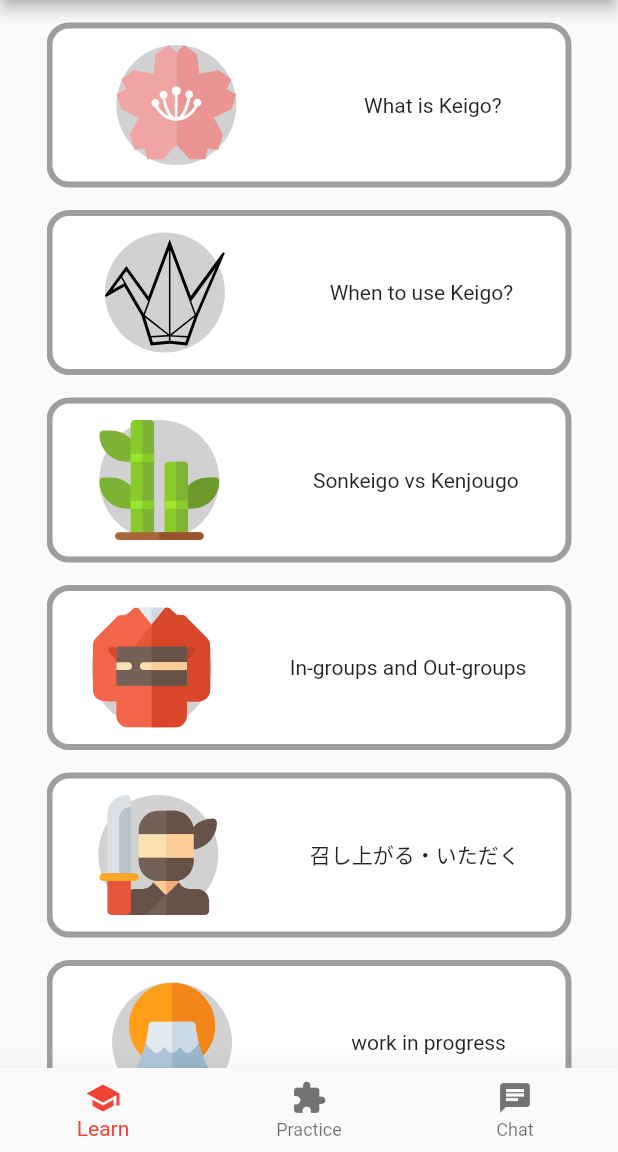
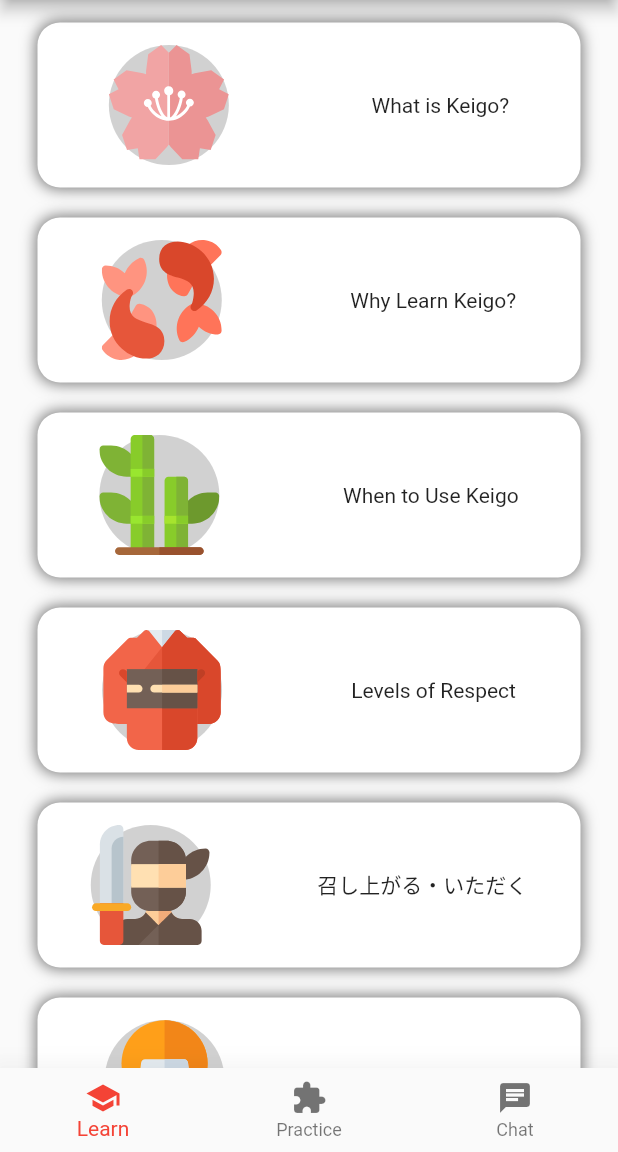
Before and after one commit to emcd-123/EdTech, a Flutter app: the screen it shows after launch, on a phone screen of 412 x 824 dp, the part 84-1236 px from its top. Run offline on Flutter 3.47's test engine with Material 2 defaults, Android fonts, the light colour scheme and no system bars; our stand-ins replace flutter_svg, go_router.

Commit message:
progress on project, added work in progress template and some lesson templates

```diff
--- a/flutter_bottom_nav_bar_test/lib/pages/learn.dart
+++ b/flutter_bottom_nav_bar_test/lib/pages/learn.dart
@@ -37,13 +37,13 @@ class _LearnScreenState extends State<LearnScreen> {
 
   SizedBox _lessonsButtons() {
     return SizedBox(
-      width: 350,
       child: ListView.separated(
-        padding: const EdgeInsets.only(top: 15),
+        padding:
+            const EdgeInsets.only(top: 15, bottom: 15, left: 25, right: 25),
         itemCount: lessons.length,
         scrollDirection: Axis.vertical,
         separatorBuilder: (context, index) => const SizedBox(
-          height: 15,
+          height: 20,
         ),
         itemBuilder: (context, index) {
           return GestureDetector(
@@ -54,8 +54,15 @@ class _LearnScreenState extends State<LearnScreen> {
               height: 110,
               decoration: BoxDecoration(
                 color: Colors.white,
+                boxShadow: [
+                  BoxShadow(
+                    color: Colors.grey.shade600,
+                    spreadRadius: 1,
+                    blurRadius: 8,
+                  ),
+                ],
                 borderRadius: BorderRadius.circular(15),
-                border: Border.all(width: 4, color: Colors.grey),
+                //border: Border.all(width: 4, color: Colors.grey),
               ),
               child: Row(
                 mainAxisAlignment: MainAxisAlignment.spaceAround,
--- a/flutter_bottom_nav_bar_test/lib/project/classes/lesson_list.dart
+++ b/flutter_bottom_nav_bar_test/lib/project/classes/lesson_list.dart
@@ -21,19 +21,19 @@ class LessonList {
         lessonPath: "/what_is_keigo"));
 
     lessons.add(LessonList(
-        topic: "When to use Keigo?",
-        iconPath: "assets/paper-crane.svg",
-        lessonPath: "lessons/when_is_keigo"));
+        topic: "Why Learn Keigo?",
+        iconPath: "assets/koi.svg",
+        lessonPath: "/why_learn_keigo"));
 
     lessons.add(LessonList(
-        topic: "Sonkeigo vs Kenjougo",
+        topic: "When to Use Keigo",
         iconPath: "assets/bamboo.svg",
-        lessonPath: "lesson/Path"));
+        lessonPath: "/when_to_use"));
 
     lessons.add(LessonList(
-        topic: "In-groups and Out-groups",
+        topic: "Levels of Respect",
         iconPath: "assets/kimono.svg",
-        lessonPath: "lesson/Path"));
+        lessonPath: "/levels_of_respect"));
 
     lessons.add(LessonList(
         topic: "召し上がる・いただく",
--- a/flutter_bottom_nav_bar_test/lib/project/routes/app_route_config.dart
+++ b/flutter_bottom_nav_bar_test/lib/project/routes/app_route_config.dart
@@ -1,11 +1,15 @@
 import 'package:flutter_bottom_nav_bar_test/pages/chat.dart';
 import 'package:flutter_bottom_nav_bar_test/pages/learn.dart';
-import 'package:flutter_bottom_nav_bar_test/pages/lessons/what_is_keigo.dart';
+import 'package:flutter_bottom_nav_bar_test/pages/lessons/0_what_is_keigo.dart';
+import 'package:flutter_bottom_nav_bar_test/pages/lessons/3_levels_of_respect.dart';
 import 'package:flutter_bottom_nav_bar_test/pages/practice.dart';
 import 'package:flutter_bottom_nav_bar_test/project/classes/scaffold_with_nav_bar.dart';
 import 'package:go_router/go_router.dart';
 import 'package:flutter/material.dart';
 import 'package:flutter_bottom_nav_bar_test/main.dart';
+
+import '../../pages/lessons/1_why_learn_keigo.dart';
+import '../../pages/lessons/2_when_to_use.dart';
 
 final GlobalKey<NavigatorState> _rootNavigatorKey =
     GlobalKey<NavigatorState>(debugLabel: "root");
@@ -69,6 +73,24 @@ class MyShellRouter {
           return const LessonWhatIsKeigo();
         },
       ),
+      GoRoute(
+        path: '/why_learn_keigo',
+        builder: (context, state) {
+          return const LessonWhyLearnKeigo();
+        },
+      ),
+      GoRoute(
+        path: '/when_to_use',
+        builder: (context, state) {
+          return const LessonWhenToUse();
+        },
+      ),
+      GoRoute(
+        path: '/levels_of_respect',
+        builder: (context, state) {
+          return const LessonLevelsOfRespect();
+        },
+      ),
     ],
   );
 }
```
Also changed, not shown: flutter_bottom_nav_bar_test/lib/pages/lessons/1_why_learn_keigo.dart (added, +33 -0 lines), flutter_bottom_nav_bar_test/lib/pages/lessons/2_when_to_use.dart (added, +33 -0 lines), flutter_bottom_nav_bar_test/lib/pages/lessons/3_levels_of_respect.dart (added, +33 -0 lines), flutter_bottom_nav_bar_test/lib/project/libraries/page_templates.dart (+24 -0 lines), flutter_bottom_nav_bar_test/pubspec.yaml (+2 -13 lines), flutter_bottom_nav_bar_test/assets/bonsai.svg (added), flutter_bottom_nav_bar_test/assets/koi.svg (added), flutter_bottom_nav_bar_test/assets/origami_paper_crane.svg (added), flutter_bottom_nav_bar_test/lib/pages/lessons/0_what_is_keigo.dart (renamed from flutter_bottom_nav_bar_test/lib/pages/lessons/what_is_keigo.dart), flutter_bottom_nav_bar_test/lib/pages/lessons/4_copula.dart (added), flutter_bottom_nav_bar_test/lib/pages/lessons/5_taberu_nomu.dart (added).
